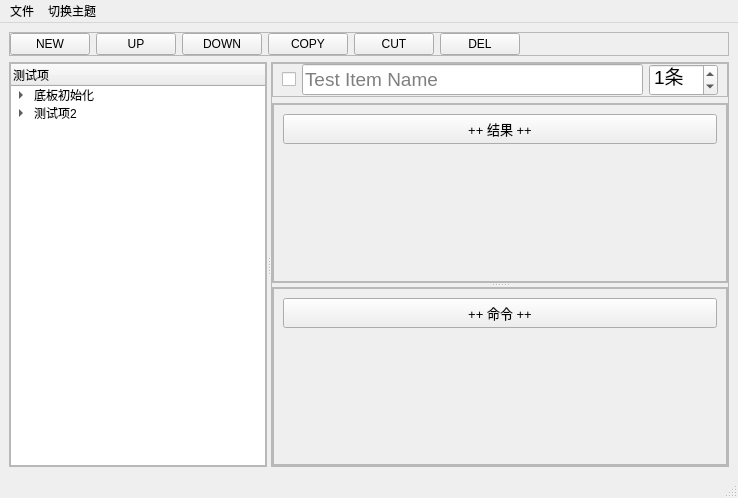
Old version of the form mainwindow.ui in the repository m-RNA/labview-ini-editor.
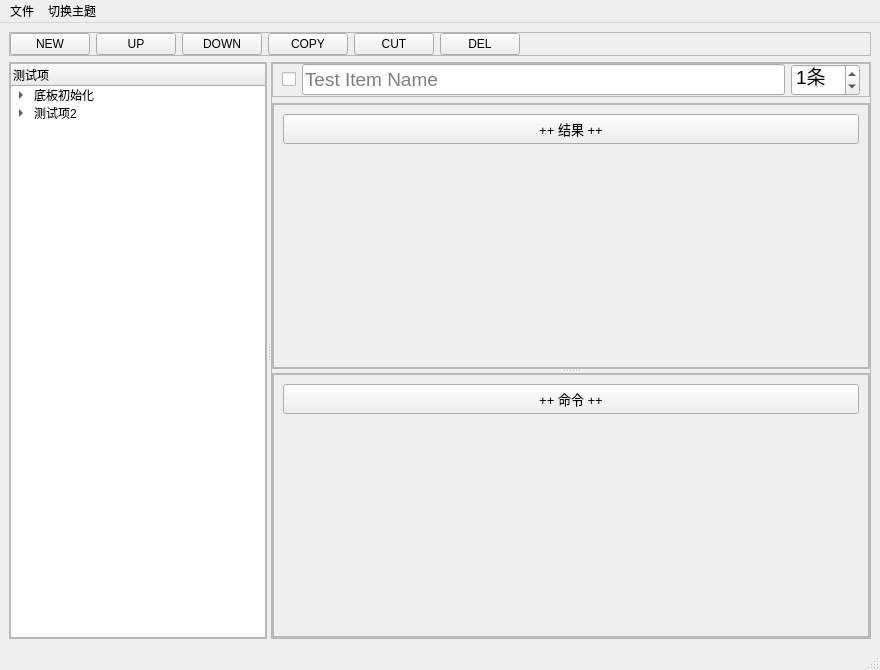
New version of the form.

```diff
--- a/mainwindow.ui
+++ b/mainwindow.ui
@@ -6,8 +6,8 @@
    <rect>
     <x>0</x>
     <y>0</y>
-    <width>738</width>
-    <height>498</height>
+    <width>880</width>
+    <height>670</height>
    </rect>
   </property>
   <property name="windowTitle">
@@ -372,8 +372,8 @@
                 <rect>
                  <x>0</x>
                  <y>0</y>
-                 <width>433</width>
-                 <height>170</height>
+                 <width>575</width>
+                 <height>256</height>
                 </rect>
                </property>
                <layout class="QVBoxLayout" name="vloResultItem">
@@ -471,8 +471,8 @@
                 <rect>
                  <x>0</x>
                  <y>0</y>
-                 <width>433</width>
-                 <height>170</height>
+                 <width>575</width>
+                 <height>256</height>
                 </rect>
                </property>
                <layout class="QVBoxLayout" name="vloCmdItem">
@@ -538,7 +538,7 @@
     <rect>
      <x>0</x>
      <y>0</y>
-     <width>738</width>
+     <width>880</width>
      <height>26</height>
     </rect>
    </property>
```
Left out of the diff: 2 changed lines with no effect on the pictures.
